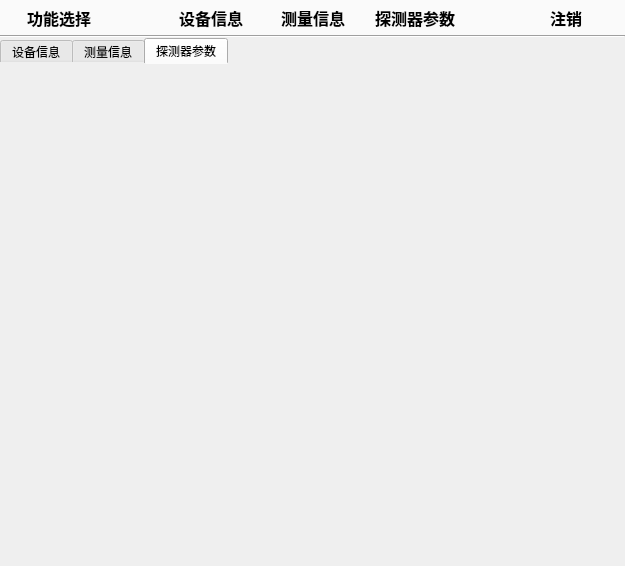
First picture: the form in Demo/desystemconfigwidget.ui, repository 13438120136/XDemo, before the edit.
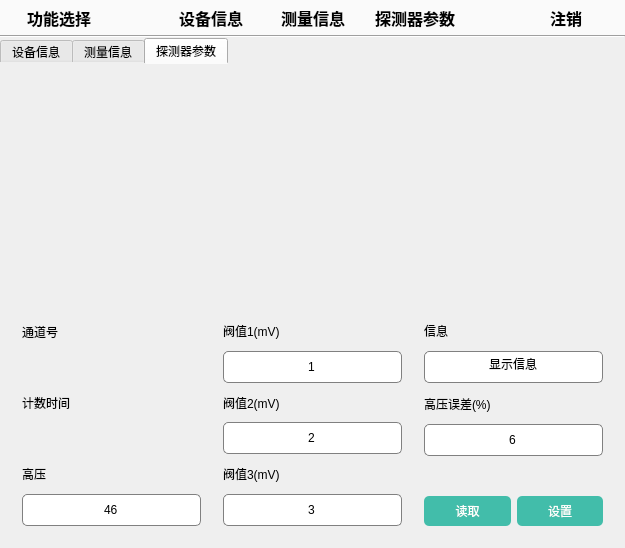
Second picture: the form after the edit. The open tabs and pages were chosen to show the change. Custom widgets are drawn as their Qt base class.

```diff
--- a/Demo/desystemconfigwidget.ui
+++ b/Demo/desystemconfigwidget.ui
@@ -7,7 +7,7 @@
     <x>0</x>
     <y>0</y>
     <width>625</width>
-    <height>566</height>
+    <height>542</height>
    </rect>
   </property>
   <property name="windowTitle">
@@ -2793,9 +2793,211 @@
       </layout>
      </widget>
      <widget class="QWidget" name="tab_3">
+      <property name="styleSheet">
+       <string notr="true">QLineEdit
+{
+   border:1px solid gray;
+   border-radius:5px;
+   height:30px;
+   font:16pt bold &quot;黑体&quot;;
+}
+
+QPushButton {
+    
+	font: bold 16pt &quot;黑体&quot;;
+    border: 0px solid #8f8f91;
+    border-radius: 5px;
+    min-height: 30px;
+    color: rgb(254, 255, 253);
+    background-color: rgb(66, 189, 170);
+ }</string>
+      </property>
       <attribute name="title">
        <string>探测器参数</string>
       </attribute>
+      <layout class="QGridLayout" name="gridLayout_72" rowstretch="0,0" columnstretch="1,1,1">
+       <property name="spacing">
+        <number>0</number>
+       </property>
+       <item row="0" column="0" colspan="3">
+        <widget class="DeTableView" name="channelTabelView" native="true"/>
+       </item>
+       <item row="1" column="0">
+        <widget class="QWidget" name="widget_34" native="true">
+         <layout class="QGridLayout" name="gridLayout_8">
+          <item row="0" column="0">
+           <widget class="QLabel" name="label_2">
+            <property name="text">
+             <string>通道号</string>
+            </property>
+           </widget>
+          </item>
+          <item row="1" column="0">
+           <widget class="DeValueSelectWidget" name="widget_35" native="true"/>
+          </item>
+          <item row="2" column="0">
+           <widget class="QLabel" name="label_9">
+            <property name="text">
+             <string>计数时间</string>
+            </property>
+           </widget>
+          </item>
+          <item row="3" column="0">
+           <widget class="DeValueSelectWidget" name="widget_38" native="true"/>
+          </item>
+          <item row="4" column="0">
+           <widget class="QLabel" name="label_22">
+            <property name="text">
+             <string>高压</string>
+            </property>
+           </widget>
+          </item>
+          <item row="5" column="0">
+           <widget class="QLineEdit" name="lineEdit">
+            <property name="text">
+             <string>46</string>
+            </property>
+            <property name="alignment">
+             <set>Qt::AlignCenter</set>
+            </property>
+            <property name="readOnly">
+             <bool>true</bool>
+            </property>
+           </widget>
+          </item>
+         </layout>
+        </widget>
+       </item>
+       <item row="1" column="1">
+        <widget class="QWidget" name="widget_39" native="true">
+         <layout class="QGridLayout" name="gridLayout_9">
+          <item row="0" column="0">
+           <widget class="QLabel" name="label_45">
+            <property name="text">
+             <string>阀值1(mV)</string>
+            </property>
+           </widget>
+          </item>
+          <item row="1" column="0">
+           <widget class="QLineEdit" name="lineEdit_2">
+            <property name="text">
+             <string>1</string>
+            </property>
+            <property name="alignment">
+             <set>Qt::AlignCenter</set>
+            </property>
+            <property name="readOnly">
+             <bool>true</bool>
+            </property>
+           </widget>
+          </item>
+          <item row="2" column="0">
+           <widget class="QLabel" name="label_46">
+            <property name="text">
+             <string>阀值2(mV)</string>
+            </property>
+           </widget>
+          </item>
+          <item row="3" column="0">
+           <widget class="QLineEdit" name="lineEdit_3">
+            <property name="text">
+             <string>2</string>
+            </property>
+            <property name="alignment">
+             <set>Qt::AlignCenter</set>
+            </property>
+            <property name="readOnly">
+             <bool>true</bool>
+            </property>
+           </widget>
+          </item>
+          <item row="4" column="0">
+           <widget class="QLabel" name="label_47">
+            <property name="text">
+             <string>阀值3(mV)</string>
+            </property>
+           </widget>
+          </item>
+          <item row="5" column="0">
+           <widget class="QLineEdit" name="lineEdit_4">
+            <property name="text">
+             <string>3</string>
+            </property>
+            <property name="alignment">
+             <set>Qt::AlignCenter</set>
+            </property>
+            <property name="readOnly">
+             <bool>true</bool>
+            </property>
+           </widget>
+          </item>
+         </layout>
+        </widget>
+       </item>
+       <item row="1" column="2">
+        <widget class="QWidget" name="widget_40" native="true">
+         <layout class="QGridLayout" name="gridLayout_71">
+          <item row="3" column="0" colspan="2">
+           <widget class="QLineEdit" name="lineEdit_6">
+            <property name="text">
+             <string>6</string>
+            </property>
+            <property name="alignment">
+             <set>Qt::AlignCenter</set>
+            </property>
+            <property name="readOnly">
+             <bool>true</bool>
+            </property>
+           </widget>
+          </item>
+          <item row="2" column="0" colspan="2">
+           <widget class="QLabel" name="label_49">
+            <property name="text">
+             <string>高压误差(%)</string>
+            </property>
+           </widget>
+          </item>
+          <item row="1" column="0" colspan="2">
+           <widget class="QLineEdit" name="lineEdit_5">
+            <property name="text">
+             <string>显示信息</string>
+            </property>
+            <property name="alignment">
+             <set>Qt::AlignCenter</set>
+            </property>
+            <property name="readOnly">
+             <bool>true</bool>
+            </property>
+           </widget>
+          </item>
+          <item row="5" column="0">
+           <widget class="QPushButton" name="pushButton_3">
+            <property name="text">
+             <string>读取</string>
+            </property>
+           </widget>
+          </item>
+          <item row="5" column="1">
+           <widget class="QPushButton" name="pushButton_4">
+            <property name="text">
+             <string>设置</string>
+            </property>
+           </widget>
+          </item>
+          <item row="0" column="0">
+           <widget class="QLabel" name="label_48">
+            <property name="text">
+             <string>信息</string>
+            </property>
+           </widget>
+          </item>
+          <item row="4" column="0" colspan="2">
+           <widget class="QWidget" name="widget_41" native="true"/>
+          </item>
+         </layout>
+        </widget>
+       </item>
+      </layout>
      </widget>
     </widget>
    </item>
@@ -2809,6 +3011,12 @@
    <header location="global">detableview.h</header>
    <container>1</container>
   </customwidget>
+  <customwidget>
+   <class>DeValueSelectWidget</class>
+   <extends>QWidget</extends>
+   <header location="global">devalueselectwidget.h</header>
+   <container>1</container>
+  </customwidget>
  </customwidgets>
  <resources/>
  <connections/>
```
Left out of the diff: 33 changed lines with no effect on the pictures.
